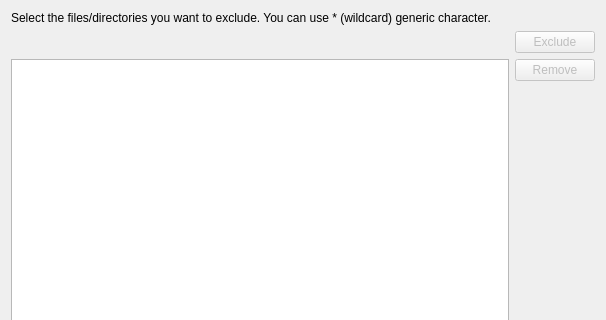
Before: the Qt Designer form src/app/addbackupwizardpage2view.ui in flavio/kaveau, drawn with Qt 5; both pictures show x 0 to 606 and y 0 to 320 of the 606 by 468 pixel window.
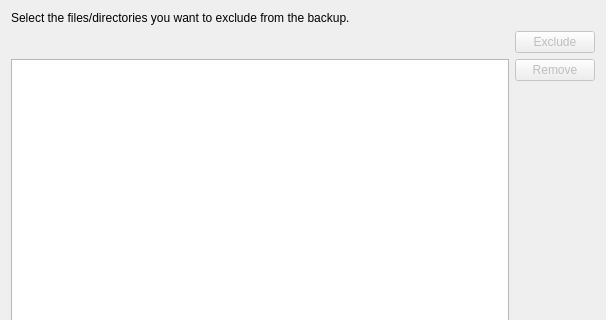
After: the same form once the commit is applied. Custom widgets are drawn as their Qt base class.

Diff of the .ui file:
```diff
--- a/src/app/addbackupwizardpage2view.ui
+++ b/src/app/addbackupwizardpage2view.ui
@@ -23,7 +23,7 @@
       </sizepolicy>
      </property>
      <property name="text">
-      <string>Select the files/directories you want to exclude. You can use * (wildcard) generic character.</string>
+      <string>Select the files/directories you want to exclude from the backup.</string>
      </property>
      <property name="textFormat">
       <enum>Qt::PlainText</enum>
```
